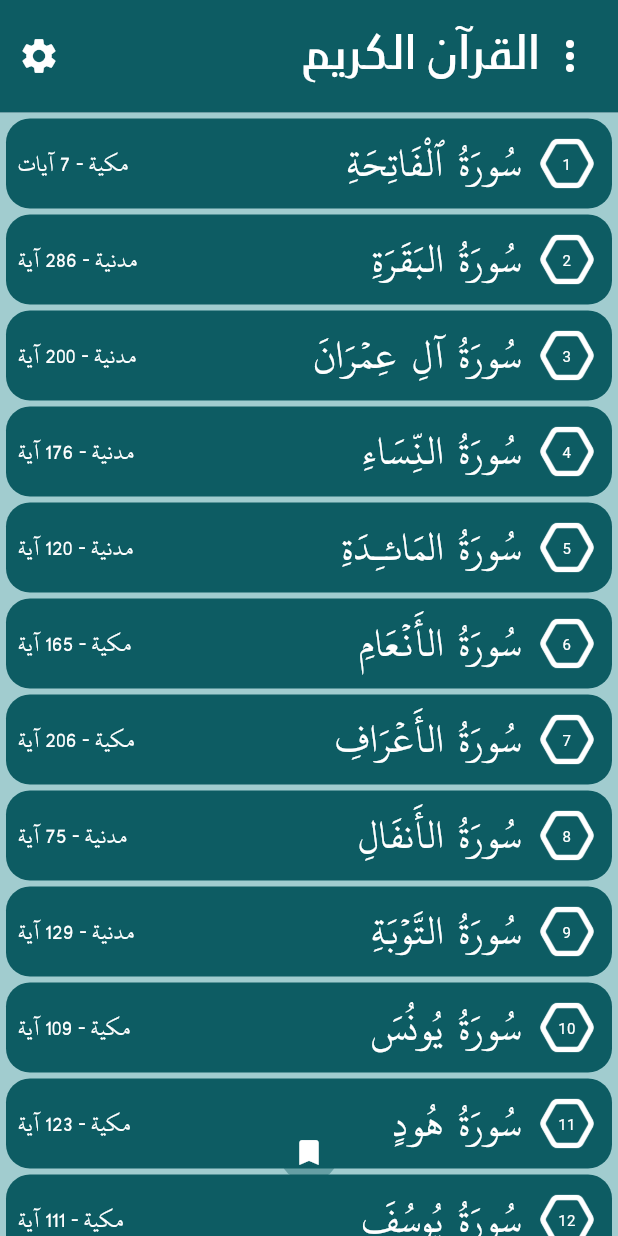
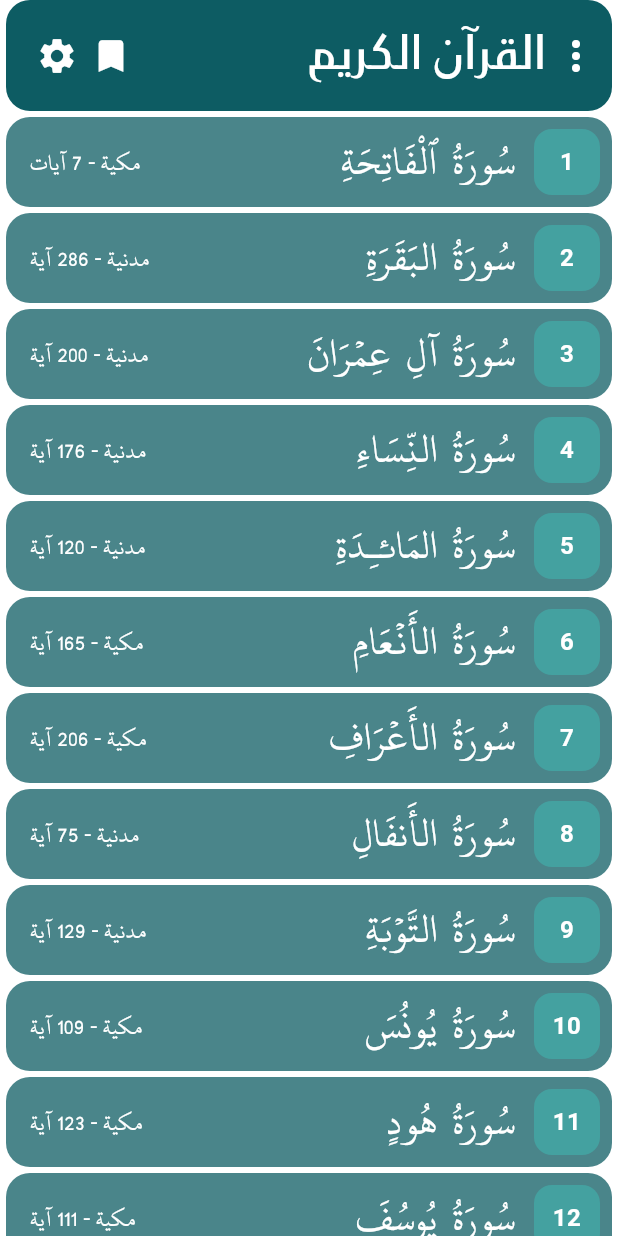
Before and after one commit to itiswd/Latest-Paqyat, a Flutter app: the IndexPage screen opened directly, on a phone screen of 412 x 824 dp. Run offline on Flutter 3.47's test engine with Material 3 defaults, Android fonts, the phone set to English and light mode, and no system bars; our stand-ins replace adhan, animate_do, audioplayers, cached_network_image, flutter_spinkit, hijri and 5 more; missing offline and left inert: flutter_islamic_icons, quran; accounts and stored records are empty; network calls fail.

Commit message:
Remove unused imports and refactor UI components in Quran app
- Removed unnecessary import of `flutter/services.dart` in `lib/QuranApi/index.dart`.
- Deleted `assets/images/hexagon.png` as it is no longer used in the project.
- Refactored the UI components in `lib/QuranApi/index.dart` to improve readability and structure:
  - Simplified the app bar and floating action button layout.
  - Updated the list view to use a more consistent and cleaner structure.
  - Removed redundant code and improved the layout of surah list items.
- Updated `lib/QuranApi/surah_builder.dart` to remove unused UI elements and streamline the code.
- Improved the visibility and styling of text elements for better user experience.

```diff
--- a/lib/QuranApi/index.dart
+++ b/lib/QuranApi/index.dart
@@ -1,6 +1,5 @@
 import 'package:animate_do/animate_do.dart';
 import 'package:flutter/material.dart';
-import 'package:flutter/services.dart';
 import 'package:paqy_yat/QuranApi/settings.dart';
 import 'package:paqy_yat/quran.dart';
 import 'constant.dart';
@@ -15,29 +14,50 @@ class IndexPage extends StatefulWidget {
 
 class _IndexPageState extends State<IndexPage> {
   @override
-  @override
   Widget build(BuildContext context) {
-    SystemChrome.setSystemUIOverlayStyle(
-      const SystemUiOverlayStyle(
-          statusBarColor: Colors.transparent,
-          statusBarIconBrightness: Brightness.light),
-    );
     return Scaffold(
-      floatingActionButtonLocation: FloatingActionButtonLocation.centerFloat,
-      floatingActionButton: FadeInUp(
-        duration: const Duration(
-          milliseconds: 500,
+      backgroundColor: Colors.white.withOpacity(0.5),
+      body: FadeInUp(
+        duration: const Duration(milliseconds: 500),
+        child: SafeArea(
+          child: Column(
+            children: [
+              //App bar
+              Container(
+                margin: const EdgeInsets.symmetric(horizontal: 4.0),
+                padding:
+                    const EdgeInsets.symmetric(horizontal: 8.0, vertical: 16.0),
+                decoration: BoxDecoration(
+                  color: itemColor,
+                  borderRadius: BorderRadius.circular(16.0),
                 ),
-        child: Padding(
-          padding: const EdgeInsets.only(
-            bottom: 4,
+                child: Row(
+                  children: [
+                    GestureDetector(
+                      onTap: () {
+                        setState(() {
+                          sKey.currentState?.openDrawer();
+                        });
+                      },
+                      child: const Icon(
+                        Icons.more_vert,
+                        color: Colors.white,
+                        size: 32,
                       ),
-          child: FloatingActionButton(
-            tooltip: 'الذهاب الى الإشارة المرجعية',
-            backgroundColor: Colors.transparent,
-            elevation: 0,
-            highlightElevation: 0,
-            onPressed: () async {
+                    ),
+                    const SizedBox(width: 4),
+                    Text(
+                      "القرآن الكريم",
+                      style: TextStyle(
+                        fontFamily: 'BigVesta-Arabic-Regular',
+                        fontSize: MediaQuery.of(context).size.width / 14,
+                        wordSpacing: 2,
+                        color: Colors.white,
+                      ),
+                    ),
+                    const Spacer(),
+                    GestureDetector(
+                      onTap: () async {
                         fabIsClicked = true;
                         if (await readBookmark() == true) {
                           setState(
@@ -49,7 +69,8 @@ class _IndexPageState extends State<IndexPage> {
                                   builder: (context) => SurahBuilder(
                                     arabic: quran[0],
                                     sura: bookmarkedSura - 1,
-                          suraName: arabicName[bookmarkedSura - 1]['name'],
+                                    suraName: arabicName[bookmarkedSura - 1]
+                                        ['name'],
                                     ayah: bookmarkedAyah,
                                   ),
                                 ),
@@ -58,29 +79,13 @@ class _IndexPageState extends State<IndexPage> {
                           );
                         }
                       },
-            child: Padding(
-              padding: const EdgeInsets.only(
-                bottom: 16,
-              ),
-              child: CircleAvatar(
-                backgroundColor: itemColor?.withOpacity(0.4),
-                radius: 20,
                       child: const Icon(
                         Icons.bookmark,
-                  size: 22,
+                        size: 28,
                         color: Colors.white,
                       ),
                     ),
-            ),
-          ),
-        ),
-      ),
-      appBar: AppBar(
-        actions: [
-          FadeInRight(
-            duration: const Duration(milliseconds: 500),
-            child: Row(
-              children: [
+                    const SizedBox(width: 8),
                     GestureDetector(
                       onTap: () {
                         setState(
@@ -108,50 +113,14 @@ class _IndexPageState extends State<IndexPage> {
                   ],
                 ),
               ),
-        ],
-        leading: const SizedBox(),
-        leadingWidth: 0,
-        elevation: 0,
-        toolbarHeight: 75,
-        title: FadeInRight(
-          duration: const Duration(milliseconds: 500),
-          child: Row(
-            children: [
-              GestureDetector(
-                onTap: () {
-                  setState(() {
-                    sKey.currentState?.openDrawer();
-                  });
-                },
-                child: const Icon(
-                  Icons.more_vert,
-                  color: Colors.white,
-                  size: 32,
+              Expanded(
+                child: Container(
+                  decoration: BoxDecoration(
+                    borderRadius: BorderRadius.circular(40.0),
                   ),
-              ),
-              const SizedBox(
-                width: 4,
-              ),
-              Text(
-                "القرآن الكريم",
-                style: TextStyle(
-                  fontFamily: 'BigVesta-Arabic-Regular',
-                  fontSize: MediaQuery.of(context).size.width / 14,
-                  wordSpacing: 2,
-                  color: Colors.white,
-                ),
-              ),
-            ],
-          ),
-        ),
-        backgroundColor: itemColor,
-      ),
-      body: FadeInUp(
-        duration: const Duration(milliseconds: 500),
-        child: Container(
-          color: backColor!.withOpacity(0.5),
                   child: ListView(
                     physics: const BouncingScrollPhysics(),
+                    padding: const EdgeInsets.all(0),
                     children: [
                       for (int i = 0; i < 114; i++)
                         GestureDetector(
@@ -181,36 +150,31 @@ class _IndexPageState extends State<IndexPage> {
                               right: 4,
                             ),
                             decoration: BoxDecoration(
-                      color: itemColor,
+                              color: itemColor!.withOpacity(.75),
                               borderRadius: BorderRadius.circular(16.0),
                             ),
                             child: Row(
                               children: [
                                 //Surah number
-                        SizedBox(
+                                Container(
                                   width: 44,
                                   height: 44,
-                          child: Stack(
-                            children: [
-                              Image.asset(
-                                width: 44,
-                                height: 44,
-                                color: Colors.white,
-                                'assets/images/hexagon.png',
+                                  decoration: BoxDecoration(
+                                    color: backColor,
+                                    borderRadius: BorderRadius.circular(12.0),
                                   ),
-                              Center(
+                                  child: Center(
                                     child: Text(
                                       '${i + 1}',
-                                  style: const TextStyle(
+                                      style: TextStyle(
                                         color: Colors.white,
-                                    fontSize: 10,
+                                        fontSize: i < 99 ? 16 : 14,
+                                        fontWeight: FontWeight.bold,
                                       ),
                                     ),
                                   ),
-                            ],
                                 ),
-                        ),
-                        const SizedBox(width: 8.0),
+                                const SizedBox(width: 12.0),
                                 //Sura name
                                 Text(
                                   arabicName[i]['name'],
@@ -256,6 +220,7 @@ class _IndexPageState extends State<IndexPage> {
                                     fontFamily: 'KFGQPC',
                                   ),
                                 ),
+                                const SizedBox(width: 8.0),
                               ],
                             ),
                           ),
@@ -265,6 +230,10 @@ class _IndexPageState extends State<IndexPage> {
                   ),
                 ),
               ),
+            ],
+          ),
+        ),
+      ),
     );
   }
 }
--- a/lib/QuranApi/surah_builder.dart
+++ b/lib/QuranApi/surah_builder.dart
@@ -186,6 +186,7 @@ class _SurahBuilderState extends State<SurahBuilder> {
                                         color: qurantext,
                                       ),
                                       itemBuilder: (context) => [
+                                        //Bookmark
                                         PopupMenuItem(
                                           onTap: () {
                                             setState(() {
@@ -272,6 +273,7 @@ class _SurahBuilderState extends State<SurahBuilder> {
                                             ],
                                           ),
                                         ),
+                                        //Copy
                                         PopupMenuItem(
                                           onTap: () {
                                             setState(() {
@@ -372,6 +374,7 @@ class _SurahBuilderState extends State<SurahBuilder> {
                                             ],
                                           ),
                                         ),
+                                        //Share
                                         PopupMenuItem(
                                           onTap: () {
                                             setState(
@@ -818,44 +821,22 @@ class _SurahBuilderState extends State<SurahBuilder> {
                                 const SizedBox(
                                   height: 8,
                                 ),
-                                SizedBox(
-                                  child: Stack(
-                                    children: [
-                                      Center(
-                                        child: Image.asset(
-                                          quranback == Colors.black
-                                              ? "assets/images/ayablack.jpg"
-                                              : "assets/images/ayawhite.jpg",
-                                        ),
-                                      ),
                                 Center(
                                   child: Text(
                                     suraName,
                                     style: TextStyle(
-                                            fontSize: 12,
+                                      fontSize: 16,
                                       fontFamily: 'KFGQPC',
                                       wordSpacing: -2,
                                       letterSpacing: 0,
+                                      fontWeight: FontWeight.bold,
                                       height: 2,
                                       color: qurantext,
                                     ),
                                   ),
-                                      )
-                                    ],
-                                  ),
                                 ),
                                 const SizedBox(
                                   height: 8,
-                                ),
-                                Visibility(
-                                  visible: suraName == "سُورَةُ التَّوۡبَةِ"
-                                      ? false
-                                      : true,
-                                  child: Image.asset(
-                                    'assets/images/pngegg (1).png',
-                                    height: 24,
-                                    color: qurantext,
-                                  ),
                                 ),
                                 Padding(
                                   padding: const EdgeInsets.all(4.0),
```
Also changed, not shown: assets/images/hexagon.png (deleted). Lines whose indentation alone changed are shown as unchanged.
